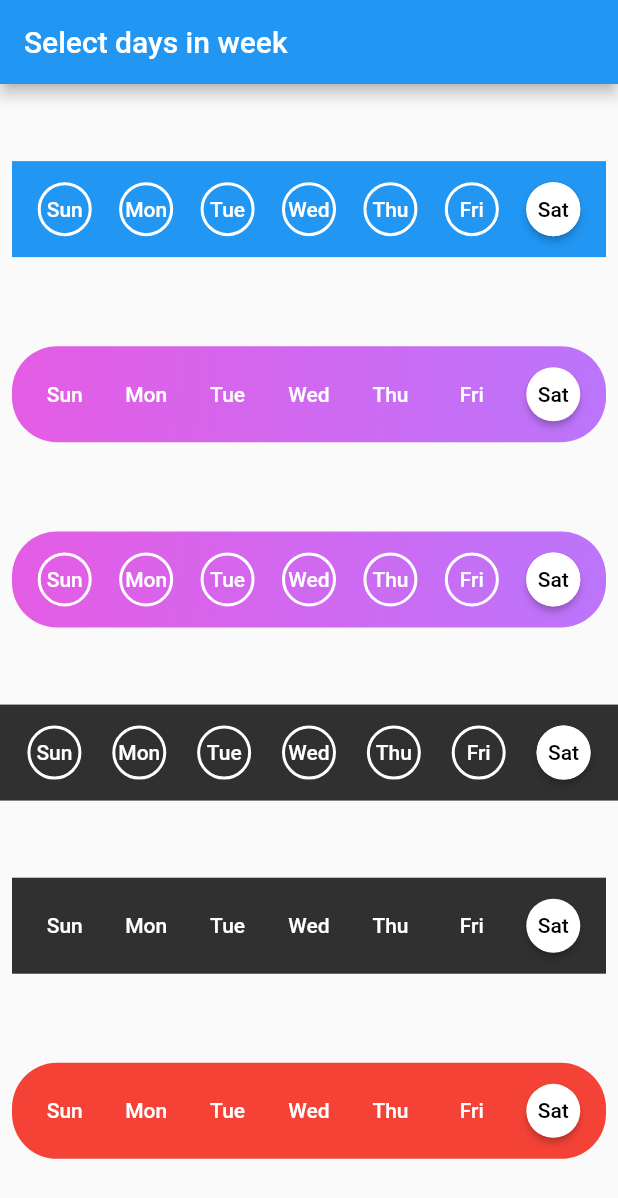
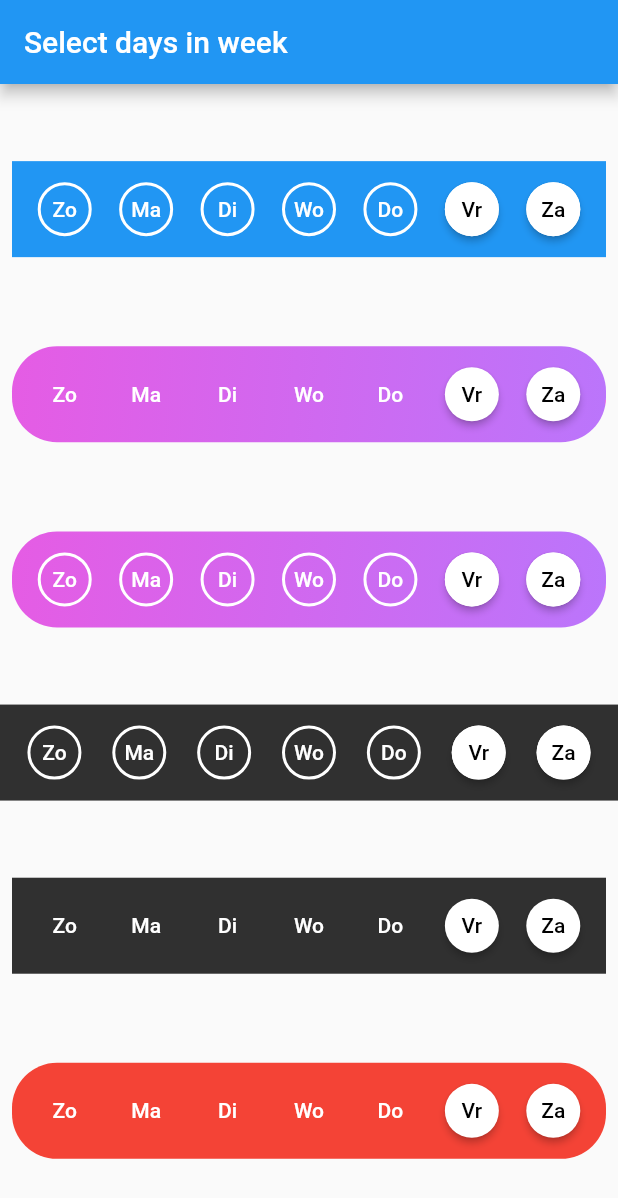
Before and after one commit to shan-shaji/day_picker, a Flutter app: the screen it shows after launch, on a phone screen of 412 x 824 dp. Shown: the top 1198 px of the screen. Run offline on Flutter 3.47's test engine with Material 2 defaults, Android fonts, the phone set to English and light mode, and no system bars.

```diff
--- a/example/lib/main.dart
+++ b/example/lib/main.dart
@@ -1,6 +1,6 @@
+import 'package:day_picker/day_picker.dart';
 import 'package:day_picker/model/day_in_week.dart';
 import 'package:flutter/material.dart';
-import 'package:day_picker/day_picker.dart';
 
 void main() {
   runApp(MyApp());
@@ -18,24 +18,22 @@ class MyApp extends StatelessWidget {
 class HomePage extends StatelessWidget {
   List<DayInWeek> _days = [
     DayInWeek(
-      "Sun",
+      "Zo",
     ),
     DayInWeek(
-      "Mon",
+      "Ma",
     ),
     DayInWeek(
-      "Tue",
+      "Di",
     ),
     DayInWeek(
-      "Wed",
+      "Wo",
     ),
     DayInWeek(
-      "Thu",
+      "Do",
     ),
-    DayInWeek(
-      "Fri",
-    ),
-    DayInWeek("Sat", isSelected: true),
+    DayInWeek("Vr", isSelected: true),
+    DayInWeek("Za", isSelected: true),
   ];
 
   @override
@@ -70,12 +68,8 @@ class HomePage extends StatelessWidget {
                 gradient: LinearGradient(
                   begin: Alignment.topLeft,
                   // 10% of the width, so there are ten blinds.
-                  colors: [
-                    const Color(0xFFE55CE4),
-                    const Color(0xFFBB75FB)
-                  ], // whitish to gray
-                  tileMode:
-                      TileMode.repeated, // repeats the gradient over the canvas
+                  colors: [const Color(0xFFE55CE4), const Color(0xFFBB75FB)], // whitish to gray
+                  tileMode: TileMode.repeated, // repeats the gradient over the canvas
                 ),
               ),
               onSelect: (values) {
@@ -94,12 +88,8 @@ class HomePage extends StatelessWidget {
                 gradient: LinearGradient(
                   begin: Alignment.topLeft,
                   // 10% of the width, so there are ten blinds.
-                  colors: [
-                    const Color(0xFFE55CE4),
-                    const Color(0xFFBB75FB)
-                  ], // whitish to gray
-                  tileMode:
-                      TileMode.repeated, // repeats the gradient over the canvas
+                  colors: [const Color(0xFFE55CE4), const Color(0xFFBB75FB)], // whitish to gray
+                  tileMode: TileMode.repeated, // repeats the gradient over the canvas
                 ),
               ),
               onSelect: (values) {
--- a/lib/src/select_day.dart
+++ b/lib/src/select_day.dart
@@ -173,7 +173,7 @@ class _SelectWeekDaysState extends State<SelectWeekDays> {
                   child: Padding(
                     padding: const EdgeInsets.all(8.0),
                     child: Text(
-                      day.dayName.substring(0, 3),
+                      day.dayName.length < 3 ? day.dayName : day.dayName.substring(0, 3),
                       style: TextStyle(
                         fontSize: widget.fontSize,
                         fontWeight: widget.fontWeight,
```
Also changed, not shown: example/pubspec.lock, pubspec.lock.
